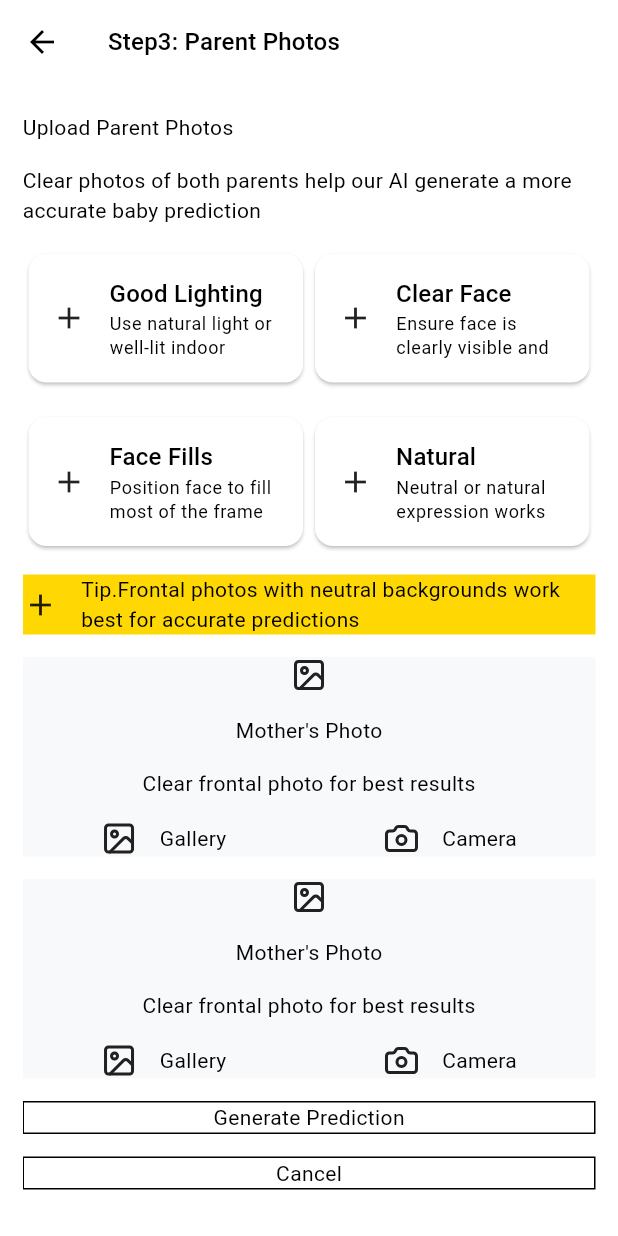
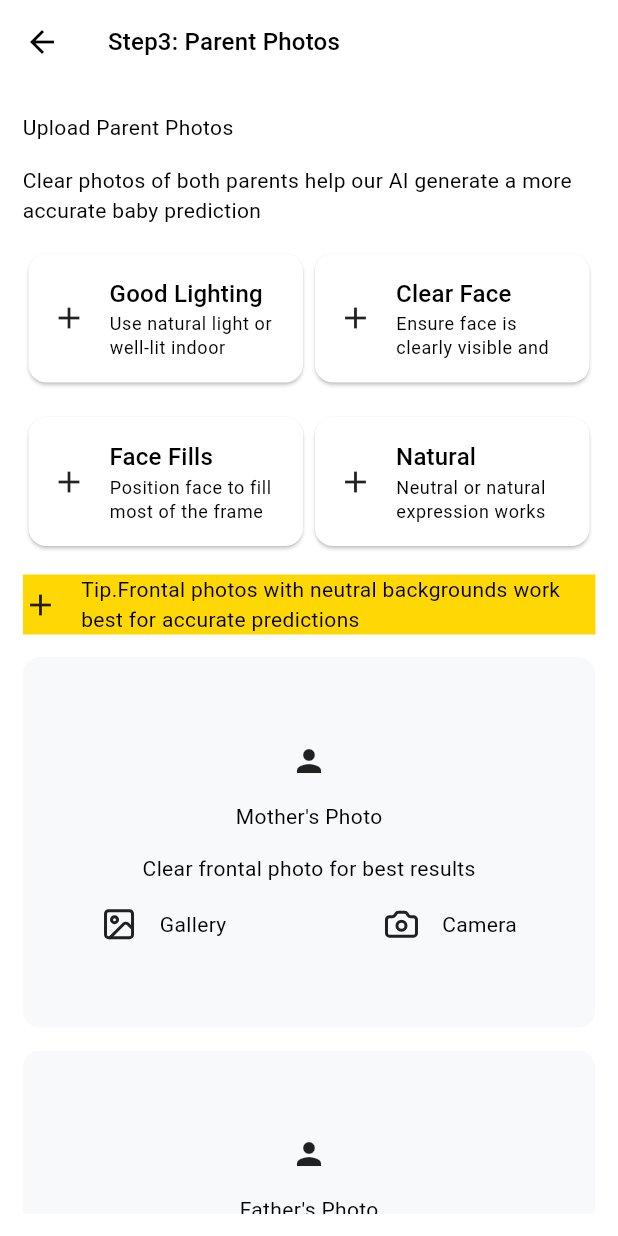
Before and after one commit to jchocola/baby-look-ai, a Flutter app: the GeneratePage3 screen opened directly, on a phone screen of 412 x 824 dp. Run offline on Flutter 3.47's test engine with Material 3 defaults, Android fonts, the phone set to English and light mode, and no system bars; our stand-ins replace animated_text_kit, equatable, flutter_bloc, get_it, go_router, image_picker and 3 more; missing offline and left inert: flutter_popup.

Commit message:
pick parent photo

```diff
--- a/lib/features/feature_generate/presentation/generate_page3.dart
+++ b/lib/features/feature_generate/presentation/generate_page3.dart
@@ -1,5 +1,8 @@
+import 'dart:io';
+
 import 'package:baby_look/core/app_constant/app_constant.dart';
 import 'package:baby_look/core/app_icon/app_icon.dart';
+import 'package:baby_look/features/feature_generate/bloc/prepare_data_bloc.dart';
 import 'package:baby_look/features/feature_generate/widget/baby_gender_picker.dart';
 import 'package:baby_look/features/feature_generate/widget/gestation_week.dart';
 import 'package:baby_look/features/feature_generate/widget/tips_for_best_result.dart';
@@ -9,8 +12,10 @@ import 'package:baby_look/shared/big_button.dart';
 import 'package:baby_look/shared/custom_app_bar.dart';
 import 'package:baby_look/shared/custom_button_with_icon.dart';
 import 'package:baby_look/shared/note_widget.dart';
+import 'package:baby_look/shared/picked_image_card.dart';
 import 'package:baby_look/shared/tips_card.dart';
 import 'package:flutter/material.dart';
+import 'package:flutter_bloc/flutter_bloc.dart';
 
 class GeneratePage3 extends StatelessWidget {
   const GeneratePage3({super.key});
@@ -32,37 +37,102 @@ class GeneratePage3 extends StatelessWidget {
           spacing: AppConstant.appPadding,
           children: [
             Text('Upload Parent Photos'),
-            Text("Clear photos of both parents help our AI generate a more accurate baby prediction"),
+            Text(
+              "Clear photos of both parents help our AI generate a more accurate baby prediction",
+            ),
 
-            Row(children: [
+            Row(
+              children: [
                 Expanded(
                   child: TipsCard(
                     title: "Good Lighting",
-                  subtitle: "Use natural light or well-lit indoor environment",
+                    subtitle:
+                        "Use natural light or well-lit indoor environment",
                   ),
                 ),
-              Expanded(child: TipsCard(title: "Clear Face", subtitle: "Ensure face is clearly visible and in focus",)),
-            ],),
+                Expanded(
+                  child: TipsCard(
+                    title: "Clear Face",
+                    subtitle: "Ensure face is clearly visible and in focus",
+                  ),
+                ),
+              ],
+            ),
 
-              Row(children: [
+            Row(
+              children: [
                 Expanded(
                   child: TipsCard(
                     title: "Face Fills Frame",
                     subtitle: "Position face to fill most of the frame",
                   ),
                 ),
-              Expanded(child: TipsCard(title: "Natural Expression", subtitle: "Neutral or natural expression works best",)),
-            ],),
+                Expanded(
+                  child: TipsCard(
+                    title: "Natural Expression",
+                    subtitle: "Neutral or natural expression works best",
+                  ),
+                ),
+              ],
+            ),
 
-              NoteWidget(note: "Tip.Frontal photos with neutral backgrounds work best for accurate predictions",),
-            UploadParentPhotoCard(),
-            UploadParentPhotoCard(),
+            NoteWidget(
+              note:
+                  "Tip.Frontal photos with neutral backgrounds work best for accurate predictions",
+            ),
 
+            ///
+            /// MOTHER
+            ///
+            BlocBuilder<PrepareDataBloc, PrepareDataBlocState>(
+              builder: (context, state) => UploadParentPhotoCard(
+                title: "Mother's Photo",
+                subtitle: "Clear frontal photo for best results",
+                onTapCameraTapped: () => context.read<PrepareDataBloc>().add(
+                  PrepareDataBlocEvent_pickMotherImageFromCamera(),
+                ),
+                pickedImage:
+                    state is PrepareDataBlocState_loaded &&
+                        state.motherImage != null
+                    ? PickedImageCard(file: File(state.motherImage!.path))
+                    : null,
+                onGalleryTapped: () => context.read<PrepareDataBloc>().add(
+                  PrepareDataBlocEvent_pickMotherImageFromGallery(),
+                ),
+              ),
+            ),
 
-            BigButton(title: 'Generate Prediction',),
-              BigButton(title: 'Cancel',),
+            ///
+            /// FATHER
+            ///
+            BlocBuilder<PrepareDataBloc, PrepareDataBlocState>(
+              builder: (context, state) => UploadParentPhotoCard(
+                title: "Father's Photo",
+                subtitle: "Clear frontal photo for best results",
+                pickedImage:
+                    state is PrepareDataBlocState_loaded &&
+                        state.fatherImage != null
+                    ? PickedImageCard(file: File(state.fatherImage!.path))
+                    : null,
+                onGalleryTapped: () => context.read<PrepareDataBloc>().add(
+                  PrepareDataBlocEvent_pickFatherImageFromGallery(),
+                ),
 
-            Text("Both parent photos are required to generate an accurate prediction"),
+                onTapCameraTapped: () => context.read<PrepareDataBloc>().add(
+                  PrepareDataBlocEvent_pickFatherImageFromCamera(),
+                ),
+              ),
+            ),
+
+            ///
+            /// BUTTONS
+            ///
+            BigButton(title: 'Generate Prediction'),
+            BigButton(title: 'Cancel' , onTap: () => context.read<PrepareDataBloc>().add(PrepareDataBlocEvent_cancelAll()),),
+
+            Text(
+              "Both parent photos are required to generate an accurate prediction",
+            ),
           ],
         ),
       ),
--- a/lib/features/feature_generate/widget/upload_parent_photo.dart
+++ b/lib/features/feature_generate/widget/upload_parent_photo.dart
@@ -2,32 +2,64 @@ import 'package:baby_look/core/app_constant/app_constant.dart';
 import 'package:baby_look/core/app_icon/app_icon.dart';
 import 'package:baby_look/core/app_theme/app_color.dart';
 import 'package:baby_look/shared/custom_button_with_icon.dart';
+import 'package:baby_look/shared/custom_rounded_icon.dart';
 import 'package:flutter/material.dart';
 
 class UploadParentPhotoCard extends StatelessWidget {
-  const UploadParentPhotoCard({super.key});
+  const UploadParentPhotoCard({
+    super.key,
+    this.onGalleryTapped,
+    this.onTapCameraTapped,
+    this.title = 'title',
+    this.subtitle = 'subtitle',
+    this.icon = Icons.person,
+    this.pickedImage
+  });
 
+  final String title;
+  final String subtitle;
+  final IconData icon;
+
+  final Widget? pickedImage;
+
+  final void Function()? onGalleryTapped;
+  final void Function()? onTapCameraTapped;
   @override
   Widget build(BuildContext context) {
-    return Container(
+    final size = MediaQuery.of(context).size;
+    return ClipRRect(
+      borderRadius: BorderRadiusGeometry.circular(AppConstant.borderRadius),
+      child: Container(
+        width: double.infinity,
+        height: size.height * 0.3,
         color: AppColor.blueColor3,
-      child: Column(
+        child: pickedImage ?? Column(
+          mainAxisAlignment: MainAxisAlignment.center,
           spacing: AppConstant.appPadding,
           crossAxisAlignment: CrossAxisAlignment.center,
           children: [
-            Icon(AppIcon.imageIcon),
-            Text("Mother's Photo"),
-            Text('Clear frontal photo for best results'),
+            CustomRoundedIcon(icon: icon),
+            Text(title),
+            Text(subtitle),
 
             Row(
               mainAxisAlignment: MainAxisAlignment.spaceAround,
               children: [
-              CustomButtonWithIcon(icon: AppIcon.imageIcon, title: 'Gallery'),
-              CustomButtonWithIcon(icon: AppIcon.cameratIcon, title: 'Camera'),
+                CustomButtonWithIcon(
+                  icon: AppIcon.imageIcon,
+                  title: 'Gallery',
+                  onTap: onGalleryTapped,
+                ),
+                CustomButtonWithIcon(
+                  icon: AppIcon.cameratIcon,
+                  title: 'Camera',
+                  onTap: onTapCameraTapped,
+                ),
               ],
             ),
           ],
         ),
+      ),
     );
   }
 }
--- a/lib/features/feature_generate/widget/upload_ultrasound_widget.dart
+++ b/lib/features/feature_generate/widget/upload_ultrasound_widget.dart
@@ -30,6 +30,7 @@ class UploadUltrasoundWidget extends StatelessWidget {
               );
             } else {
               return Column(
+                mainAxisAlignment: MainAxisAlignment.center,
                 spacing: AppConstant.appPadding,
                 crossAxisAlignment: CrossAxisAlignment.center,
                 children: [
```
Also changed, not shown: lib/features/feature_generate/bloc/prepare_data_bloc.dart (+110 -6 lines). Lines whose indentation alone changed are shown as unchanged.
